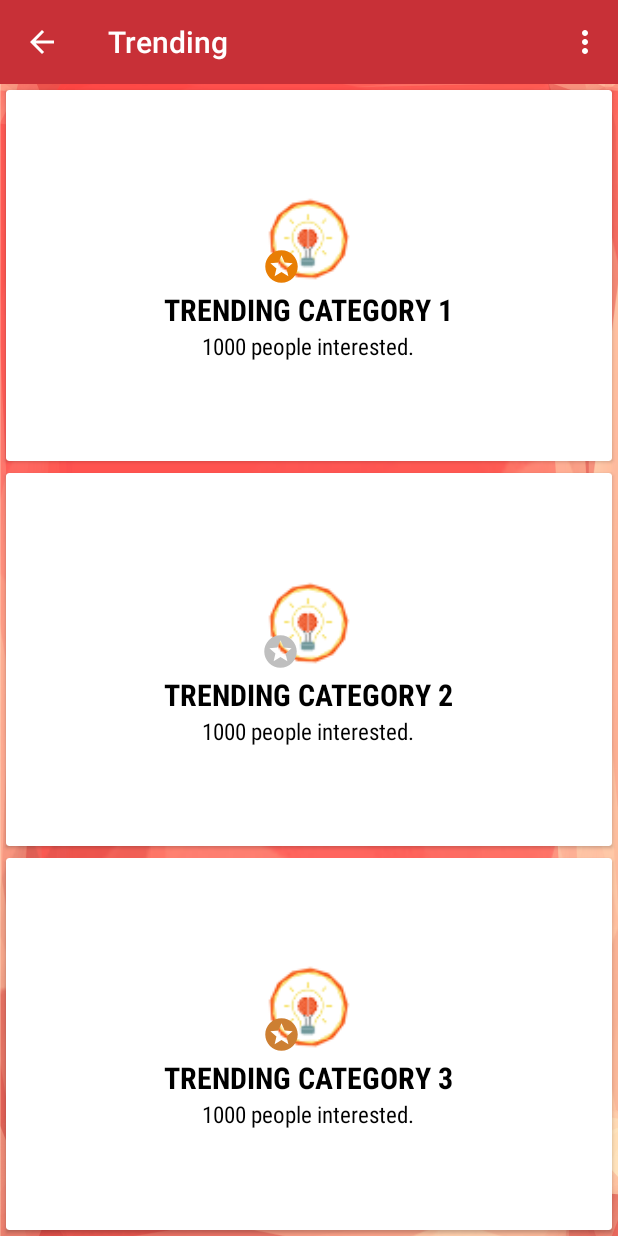
After one commit to anurag-23/TechTatva16, an Android app: the TrendingActivity screen opened directly, with no data from a screen before it, on a phone screen of 412 x 824 dp. The commit adds this screen. Run offline under Robolectric (Android 15) with nearby library versions, the light colour scheme and no system bars.

Commit message:
Trending Activity Added

```diff
--- a/app/src/main/java/in/techtatva/techtatva/activities/MainActivity.java
+++ b/app/src/main/java/in/techtatva/techtatva/activities/MainActivity.java
@@ -66,6 +66,8 @@ public class MainActivity extends AppCompatActivity {
             }
 
             case R.id.trending:{
+                Intent intent = new Intent (this, TrendingActivity.class);
+                startActivity(intent);
                 break;
             }
         }
--- /dev/null
+++ b/app/src/main/java/in/techtatva/techtatva/activities/TrendingActivity.java
@@ -0,0 +1,45 @@
+package in.techtatva.techtatva.activities;
+
+import android.support.v7.app.AppCompatActivity;
+import android.os.Bundle;
+import android.support.v7.widget.Toolbar;
+import android.view.Menu;
+import android.view.MenuItem;
+
+import in.techtatva.techtatva.R;
+
+public class TrendingActivity extends AppCompatActivity {
+
+    @Override
+    protected void onCreate(Bundle savedInstanceState) {
+        super.onCreate(savedInstanceState);
+        setContentView(R.layout.activity_trending);
+
+        Toolbar toolbar = (Toolbar)findViewById(R.id.app_bar);
+        setSupportActionBar(toolbar);
+        getSupportActionBar().setTitle(R.string.title_activity_trending);
+        getSupportActionBar().setDisplayHomeAsUpEnabled(true);
+    }
+
+    @Override
+    public boolean onCreateOptionsMenu(Menu menu) {
+        // Inflate the menu; this adds items to the action bar if it is present.
+        getMenuInflater().inflate(R.menu.menu_trending, menu);
+        return true;
+    }
+
+    @Override
+    public boolean onOptionsItemSelected(MenuItem item) {
+        // Handle action bar item clicks here. The action bar will
+        // automatically handle clicks on the Home/Up button, so long
+        // as you specify a parent activity in AndroidManifest.xml.
+        int id = item.getItemId();
+
+        //noinspection SimplifiableIfStatement
+        if (id == R.id.action_settings) {
+            return true;
+        }
+
+        return super.onOptionsItemSelected(item);
+    }
+}
--- /dev/null
+++ b/app/src/main/res/drawable/ic_trending_one.xml
@@ -0,0 +1,9 @@
+<vector xmlns:android="http://schemas.android.com/apk/res/android"
+        android:width="24dp"
+        android:height="24dp"
+        android:viewportWidth="24.0"
+        android:viewportHeight="24.0">
+    <path
+        android:fillColor="#FF000000"
+        android:pathData="M19,3L5,3c-1.1,0 -2,0.9 -2,2v14c0,1.1 0.9,2 2,2h14c1.1,0 2,-0.9 2,-2L21,5c0,-1.1 -0.9,-2 -2,-2zM14,17h-2L12,9h-2L10,7h4v10z"/>
+</vector>
--- /dev/null
+++ b/app/src/main/res/drawable/ic_trending_star.xml
@@ -0,0 +1,9 @@
+<vector xmlns:android="http://schemas.android.com/apk/res/android"
+        android:width="24dp"
+        android:height="24dp"
+        android:viewportWidth="24.0"
+        android:viewportHeight="24.0">
+    <path
+        android:fillColor="#FF000000"
+        android:pathData="M11.99,2C6.47,2 2,6.48 2,12s4.47,10 9.99,10C17.52,22 22,17.52 22,12S17.52,2 11.99,2zM16.23,18L12,15.45 7.77,18l1.12,-4.81 -3.73,-3.23 4.92,-0.42L12,5l1.92,4.53 4.92,0.42 -3.73,3.23L16.23,18z"/>
+</vector>
--- /dev/null
+++ b/app/src/main/res/drawable/ic_trending_three.xml
@@ -0,0 +1,9 @@
+<vector xmlns:android="http://schemas.android.com/apk/res/android"
+        android:width="24dp"
+        android:height="24dp"
+        android:viewportWidth="24.0"
+        android:viewportHeight="24.0">
+    <path
+        android:fillColor="#FF000000"
+        android:pathData="M19.01,3h-14c-1.1,0 -2,0.9 -2,2v14c0,1.1 0.9,2 2,2h14c1.1,0 2,-0.9 2,-2L21.01,5c0,-1.1 -0.9,-2 -2,-2zM15.01,10.5c0,0.83 -0.67,1.5 -1.5,1.5 0.83,0 1.5,0.67 1.5,1.5L15.01,15c0,1.11 -0.9,2 -2,2h-4v-2h4v-2h-2v-2h2L13.01,9h-4L9.01,7h4c1.1,0 2,0.89 2,2v1.5z"/>
+</vector>
--- /dev/null
+++ b/app/src/main/res/drawable/ic_trending_two.xml
@@ -0,0 +1,9 @@
+<vector xmlns:android="http://schemas.android.com/apk/res/android"
+        android:width="24dp"
+        android:height="24dp"
+        android:viewportWidth="24.0"
+        android:viewportHeight="24.0">
+    <path
+        android:fillColor="#FF000000"
+        android:pathData="M19,3L5,3c-1.1,0 -2,0.9 -2,2v14c0,1.1 0.9,2 2,2h14c1.1,0 2,-0.9 2,-2L21,5c0,-1.1 -0.9,-2 -2,-2zM15,11c0,1.11 -0.9,2 -2,2h-2v2h4v2L9,17v-4c0,-1.11 0.9,-2 2,-2h2L13,9L9,9L9,7h4c1.1,0 2,0.89 2,2v2z"/>
+</vector>
--- /dev/null
+++ b/app/src/main/res/layout/activity_trending.xml
@@ -0,0 +1,254 @@
+<LinearLayout xmlns:android="http://schemas.android.com/apk/res/android"
+xmlns:app="http://schemas.android.com/apk/res-auto"
+xmlns:tools="http://schemas.android.com/tools"
+android:layout_width="match_parent"
+android:layout_height="match_parent"
+android:background="@drawable/background_design"
+android:orientation="vertical">
+
+    <include layout="@layout/app_bar"/>
+
+    <android.support.v7.widget.CardView
+        android:id="@+id/trending_card_1"
+        android:layout_width="match_parent"
+        android:layout_height="wrap_content"
+        android:layout_centerHorizontal="true"
+        app:cardElevation="1.5dp"
+        android:layout_margin="4dp"
+        android:background="@color/white"
+        android:layout_weight="1">
+
+        <LinearLayout
+            android:layout_width="match_parent"
+            android:layout_height="wrap_content"
+            android:orientation="vertical"
+            android:layout_gravity="center"
+            android:gravity="center"
+            android:background="@color/white">
+
+            <FrameLayout
+                android:layout_width="wrap_content"
+                android:layout_height="wrap_content">
+
+                <ImageView
+                    android:id="@+id/trending_1_image_view"
+                    android:layout_width="64dp"
+                    android:layout_height="64dp"
+                    android:layout_marginTop="1dp"
+                    android:layout_marginBottom="5dp"
+                    android:layout_margin="1dp"
+                    android:padding="4dp"
+                    android:src="@drawable/acumen" />
+
+                <ImageView
+                    android:id="@+id/first_image_view"
+                    android:layout_width="26dp"
+                    android:layout_height="26dp"
+                    android:layout_marginTop="5dp"
+                    android:layout_marginBottom="5dp"
+                    android:layout_gravity="bottom|left|start"
+                    android:layout_margin="2dp"
+                    android:src="@drawable/ic_trending_star"
+                    android:tint="@color/gold"/>
+
+            </FrameLayout>
+
+
+            <LinearLayout
+                android:layout_width="wrap_content"
+                android:layout_height="wrap_content"
+                android:orientation="vertical"
+               android:layout_gravity="center">
+
+                <TextView
+                    android:id="@+id/trending_1__text_view"
+                    android:layout_width="wrap_content"
+                    android:layout_height="wrap_content"
+                    android:layout_gravity="center"
+                    android:fontFamily="sans-serif-condensed"
+                    android:gravity="start|center_vertical"
+                    android:text="Trending Category 1"
+                    android:textAllCaps="true"
+                    android:textStyle="bold"
+                    android:textColor="@color/black"
+                    android:textSize="20sp" />
+
+                <TextView
+                    android:id="@+id/trending_1__text_view_2"
+                    android:layout_width="wrap_content"
+                    android:layout_height="wrap_content"
+                    android:fontFamily="sans-serif-condensed"
+                    android:layout_gravity="center"
+                    android:text="1000 people interested."
+                    android:textColor="@color/black"
+                    android:textSize="15sp" />
+
+
+            </LinearLayout>
+        </LinearLayout>
+
+    </android.support.v7.widget.CardView>
+
+    <android.support.v7.widget.CardView
+        android:id="@+id/trending_card_2"
+        android:layout_width="match_parent"
+        android:layout_height="wrap_content"
+        android:layout_centerHorizontal="true"
+        app:cardElevation="1.5dp"
+        android:layout_margin="4dp"
+        android:background="@color/white"
+        android:layout_weight="1">
+
+        <LinearLayout
+            android:layout_width="match_parent"
+            android:layout_height="wrap_content"
+            android:orientation="vertical"
+            android:layout_gravity="center"
+            android:gravity="center"
+            android:background="@color/white">
+
+            <FrameLayout
+                android:layout_width="wrap_content"
+                android:layout_height="wrap_content">
+
+                <ImageView
+                    android:id="@+id/trending_2_image_view"
+                    android:layout_width="64dp"
+                    android:layout_height="64dp"
+                    android:layout_marginTop="1dp"
+                    android:layout_marginBottom="5dp"
+                    android:layout_margin="2dp"
+                    android:padding="4dp"
+                    android:src="@drawable/acumen" />
+
+
+                <ImageView
+                    android:id="@+id/second_image_view"
+                    android:layout_width="26dp"
+                    android:layout_height="26dp"
+                    android:layout_marginTop="5dp"
+                    android:layout_marginBottom="5dp"
+                    android:layout_gravity="bottom|left|start"
+                    android:layout_margin="2dp"
+                    android:src="@drawable/ic_trending_star"
+                    android:tint="@color/silver"/>
+
+            </FrameLayout>
+
+
+            <LinearLayout
+                android:layout_width="wrap_content"
+                android:layout_height="wrap_content"
+                android:orientation="vertical"
+                android:layout_gravity="center">
+
+                <TextView
+                    android:id="@+id/trending_2__text_view"
+                    android:layout_width="wrap_content"
+                    android:layout_height="wrap_content"
+                    android:layout_gravity="center"
+                    android:fontFamily="sans-serif-condensed"
+                    android:gravity="start|center_vertical"
+                    android:text="Trending Category 2"
+                    android:textAllCaps="true"
+                    android:textStyle="bold"
+                    android:textColor="@color/black"
+                    android:textSize="20sp" />
+
+                <TextView
+                    android:id="@+id/trending_2__text_view_2"
+                    android:layout_width="wrap_content"
+                    android:layout_height="wrap_content"
+                    android:fontFamily="sans-serif-condensed"
+                    android:layout_gravity="center"
+                    android:text="1000 people interested."
+                    android:textColor="@color/black"
+                    android:textSize="15sp" />
+
+
+            </LinearLayout>
+        </LinearLayout>
+
+    </android.support.v7.widget.CardView>
+    <android.support.v7.widget.CardView
+        android:id="@+id/trending_card_3"
+        android:layout_width="match_parent"
+        android:layout_height="wrap_content"
+        android:layout_centerHorizontal="true"
+        app:cardElevation="1.5dp"
+        android:layout_margin="4dp"
+        android:background="@color/white"
+        android:layout_weight="1">
+
+        <LinearLayout
+            android:layout_width="match_parent"
+            android:layout_height="wrap_content"
+            android:orientation="vertical"
+            android:layout_gravity="center"
+            android:gravity="center"
+            android:background="@color/white">
+
+            <FrameLayout
+                android:layout_width="wrap_content"
+                android:layout_height="wrap_content">
+
+                <ImageView
+                    android:id="@+id/trending_3_image_view"
+                    android:layout_width="64dp"
+                    android:layout_height="64dp"
+                    android:layout_marginTop="1dp"
+                    android:layout_marginBottom="5dp"
+                    android:layout_margin="1dp"
+                    android:padding="4dp"
+                    android:src="@drawable/acumen" />
+
+
+                <ImageView
+                    android:id="@+id/three_image_view"
+                    android:layout_width="26dp"
+                    android:layout_height="26dp"
+                    android:layout_marginTop="5dp"
+                    android:layout_marginBottom="5dp"
+                    android:layout_gravity="bottom|left|start"
+                    android:layout_margin="2dp"
+                    android:src="@drawable/ic_trending_star"
+                    android:tint="@color/brown"/>
+
+            </FrameLayout>
+
+
+            <LinearLayout
+                android:layout_width="wrap_content"
+                android:layout_height="wrap_content"
+                android:orientation="vertical"
+                android:layout_gravity="center">
+
+                <TextView
+                    android:id="@+id/trending_3__text_view"
+                    android:layout_width="wrap_content"
+                    android:layout_height="wrap_content"
+                    android:layout_gravity="center"
+                    android:fontFamily="sans-serif-condensed"
+                    android:gravity="start|center_vertical"
+                    android:text="Trending Category 3"
+                    android:textAllCaps="true"
+                    android:textStyle="bold"
+                    android:textColor="@color/black"
+                    android:textSize="20sp" />
+
+                <TextView
+                    android:id="@+id/trending_3__text_view_2"
+                    android:layout_width="wrap_content"
+                    android:layout_height="wrap_content"
+                    android:fontFamily="sans-serif-condensed"
+                    android:layout_gravity="center"
+                    android:text="1000 people interested."
+                    android:textColor="@color/black"
+                    android:textSize="15sp" />
+
+
+            </LinearLayout>
+        </LinearLayout>
+
+    </android.support.v7.widget.CardView>
+</LinearLayout>
--- /dev/null
+++ b/app/src/main/res/menu/menu_trending.xml
@@ -0,0 +1,7 @@
+<menu xmlns:android="http://schemas.android.com/apk/res/android"
+    xmlns:app="http://schemas.android.com/apk/res-auto"
+    xmlns:tools="http://schemas.android.com/tools"
+    tools:context="in.techtatva.techtatva.activities.TrendingActivity">
+    <item android:id="@+id/action_settings" android:title="@string/action_settings"
+        android:orderInCategory="100" app:showAsAction="never" />
+</menu>
--- a/app/src/main/res/values/colors.xml
+++ b/app/src/main/res/values/colors.xml
@@ -14,5 +14,8 @@
     <color name="dark_grey">#666666</color>
     <color name="grey_bg">#E0E0E0</color>
     <color name="accent">#212121</color>
+    <color name="brown">#CD7F32</color>
+    <color name="silver">#BFBFBF</color>
+    <color name="gold">#E87E04</color>
 
 </resources>
--- a/app/src/main/res/values/strings.xml
+++ b/app/src/main/res/values/strings.xml
@@ -81,4 +81,5 @@
     <string name="no_events">No Events.</string>
     <string name="category_view">Category View</string>
     <string name="day_view">Day View</string>
+    <string name="title_activity_trending">Trending</string>
 </resources>
```
Also changed, not shown: app/src/main/AndroidManifest.xml (+7 -2 lines), 1 other file.
